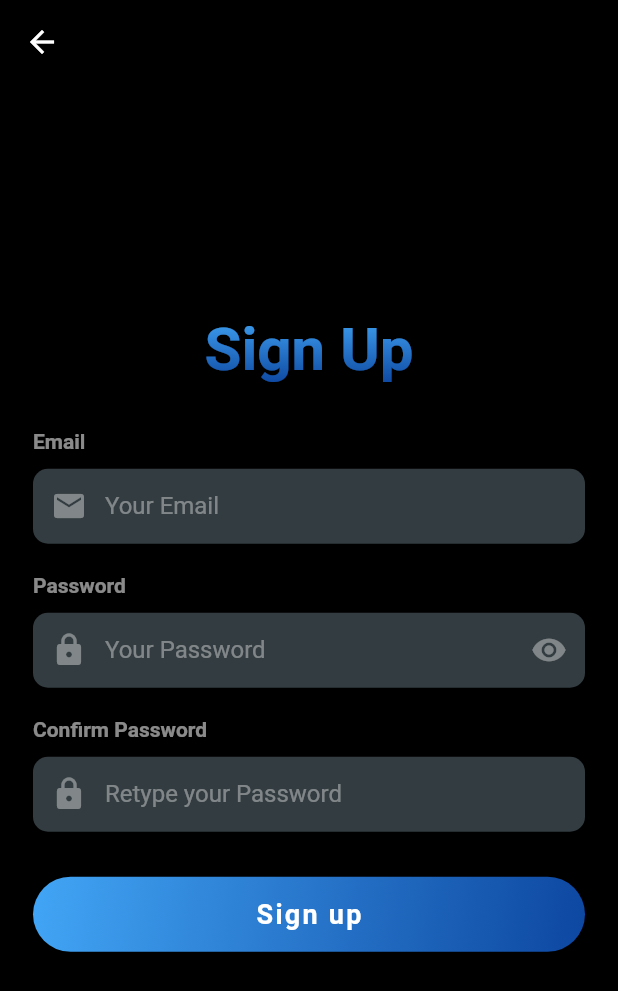
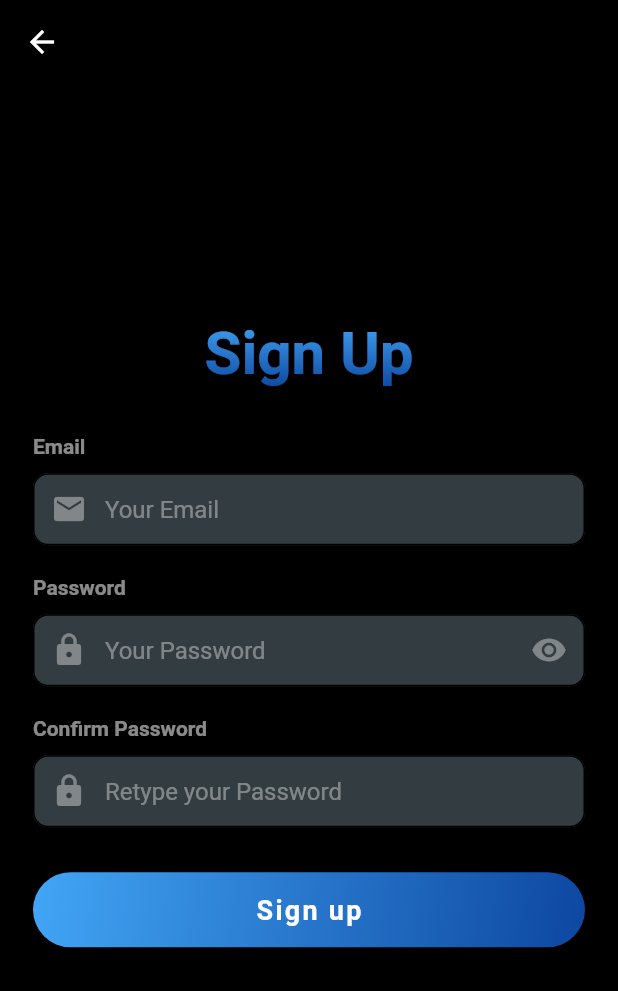
Before and after one commit to phanphuc2210/MyMp3_Flutter, a Flutter app: the RegisterPage screen opened directly, on a phone screen of 412 x 824 dp. Shown: the top 991 px of the screen. Run offline on Flutter 3.47's test engine with Material 2 defaults, Android fonts, the phone set to English and light mode, and no system bars; drawn by our look-alikes of simple_gradient_text; our stand-ins replace assets_audio_player, cloud_firestore, firebase_auth, firebase_core, flutter_neumorphic, flutter_signin_button and 4 more; missing offline and left inert: dart:ffi; accounts and stored records are empty; network calls fail.

```diff
--- a/lib/authentication/register_page.dart
+++ b/lib/authentication/register_page.dart
@@ -66,31 +66,34 @@ class _RegisterPageState extends State<RegisterPage> {
                     const SizedBox(
                       height: 10.0,
                     ),
-                    Container(
-                      alignment: Alignment.centerLeft,
-                      decoration: BoxDecoration(
-                        color: Color.fromARGB(255, 51, 60, 64),
-                        borderRadius: BorderRadius.circular(10.0),
-                      ),
-                      height: 50.0,
-                      child: TextFormField(
+                    TextFormField(
                       controller: txtEmail,
                       validator: (value) => validateEmail(value),
                       style: const TextStyle(
                         color: Colors.white,
                       ),
-                        decoration: const InputDecoration(
-                            border: InputBorder.none,
-                            contentPadding: EdgeInsets.only(top: 14.0),
-                            prefixIcon: Icon(
+                      decoration: InputDecoration(
+                          filled: true,
+                          fillColor: const Color.fromARGB(255, 51, 60, 64),
+                          focusedBorder: OutlineInputBorder(
+                              borderRadius: BorderRadius.circular(10.0),
+                              borderSide:
+                                  const BorderSide(color: Colors.transparent)),
+                          border: OutlineInputBorder(
+                            borderRadius: BorderRadius.circular(10.0),
+                          ),
+                          enabledBorder: OutlineInputBorder(
+                            borderRadius: BorderRadius.circular(10.0),
+                          ),
+                          contentPadding: const EdgeInsets.only(top: 14.0),
+                          prefixIcon: const Icon(
                             Icons.email,
                             color: Colors.white38,
                           ),
                           hintText: "Your Email",
-                            hintStyle: TextStyle(
+                          hintStyle: const TextStyle(
                             color: Colors.white38,
                           )),
-                      ),
                     )
                   ],
                 ),
@@ -110,14 +113,7 @@ class _RegisterPageState extends State<RegisterPage> {
                     const SizedBox(
                       height: 10.0,
                     ),
-                    Container(
-                      alignment: Alignment.centerLeft,
-                      decoration: BoxDecoration(
-                        color: Color.fromARGB(255, 51, 60, 64),
-                        borderRadius: BorderRadius.circular(10.0),
-                      ),
-                      height: 50.0,
-                      child: TextFormField(
+                    TextFormField(
                       controller: txtPassword,
                       obscureText: _isObscure,
                       validator: (value) => validateString(value),
@@ -138,7 +134,18 @@ class _RegisterPageState extends State<RegisterPage> {
                               color: Colors.white38,
                             ),
                           ),
-                            border: InputBorder.none,
+                          filled: true,
+                          fillColor: const Color.fromARGB(255, 51, 60, 64),
+                          focusedBorder: OutlineInputBorder(
+                              borderRadius: BorderRadius.circular(10.0),
+                              borderSide:
+                                  const BorderSide(color: Colors.transparent)),
+                          border: OutlineInputBorder(
+                            borderRadius: BorderRadius.circular(10.0),
+                          ),
+                          enabledBorder: OutlineInputBorder(
+                            borderRadius: BorderRadius.circular(10.0),
+                          ),
                           contentPadding: const EdgeInsets.only(top: 14.0),
                           prefixIcon: const Icon(
                             Icons.lock,
@@ -148,7 +155,6 @@ class _RegisterPageState extends State<RegisterPage> {
                           hintStyle: const TextStyle(
                             color: Colors.white38,
                           )),
-                      ),
                     )
                   ],
                 ),
@@ -169,33 +175,37 @@ class _RegisterPageState extends State<RegisterPage> {
                           const SizedBox(
                             height: 10.0,
                           ),
-                          Container(
-                            alignment: Alignment.centerLeft,
-                            decoration: BoxDecoration(
-                              color: Color.fromARGB(255, 51, 60, 64),
-                              borderRadius: BorderRadius.circular(10.0),
-                            ),
-                            height: 50.0,
-                            child: TextFormField(
+                          TextFormField(
                             controller: txtRetypePassword,
                             obscureText: true,
-                              validator: (value) =>
-                                  validateRetypePassword(value),
+                            validator: (value) => validateRetypePassword(value),
                             style: const TextStyle(
                               color: Colors.white,
                             ),
-                              decoration: const InputDecoration(
-                                  border: InputBorder.none,
-                                  contentPadding: EdgeInsets.only(top: 14.0),
-                                  prefixIcon: Icon(
+                            decoration: InputDecoration(
+                                filled: true,
+                                fillColor:
+                                    const Color.fromARGB(255, 51, 60, 64),
+                                focusedBorder: OutlineInputBorder(
+                                    borderRadius: BorderRadius.circular(10.0),
+                                    borderSide: const BorderSide(
+                                        color: Colors.transparent)),
+                                border: OutlineInputBorder(
+                                  borderRadius: BorderRadius.circular(10.0),
+                                ),
+                                enabledBorder: OutlineInputBorder(
+                                  borderRadius: BorderRadius.circular(10.0),
+                                ),
+                                contentPadding:
+                                    const EdgeInsets.only(top: 14.0),
+                                prefixIcon: const Icon(
                                   Icons.lock,
                                   color: Colors.white38,
                                 ),
                                 hintText: "Retype your Password",
-                                  hintStyle: TextStyle(
+                                hintStyle: const TextStyle(
                                   color: Colors.white38,
                                 )),
-                            ),
                           )
                         ],
                       )
@@ -290,7 +300,7 @@ class _RegisterPageState extends State<RegisterPage> {
 
   validateRetypePassword(String? value) {
     if (value == null || value.isEmpty) {
-      return "Bạn chưa nhập email";
+      return "Bạn chưa nhập confirm password";
     } else {
       return txtPassword.text != txtRetypePassword.text
           ? "Password không trùng khớp"
--- a/lib/page_all_music.dart
+++ b/lib/page_all_music.dart
@@ -135,9 +135,6 @@ class _AllMusicPageState extends State<AllMusicPage> {
                         ),
                         InkWell(
                           onTap: () {
-                            // nghe nhạc đi nào !!!!!!
-                            // Ai có nguyện vọng viết báo cáo đây ???
-                            // Quá tuyệt vời :VVVV
                             musicController.updateFirstPlayStatus(false);
                             musicController.updateCurrentSong("-999999");
                             assetsAudioPlayer.dispose();
```
Also changed, not shown: lib/authentication/login_page.dart (+36 -29 lines). Lines whose indentation alone changed are shown as unchanged.
